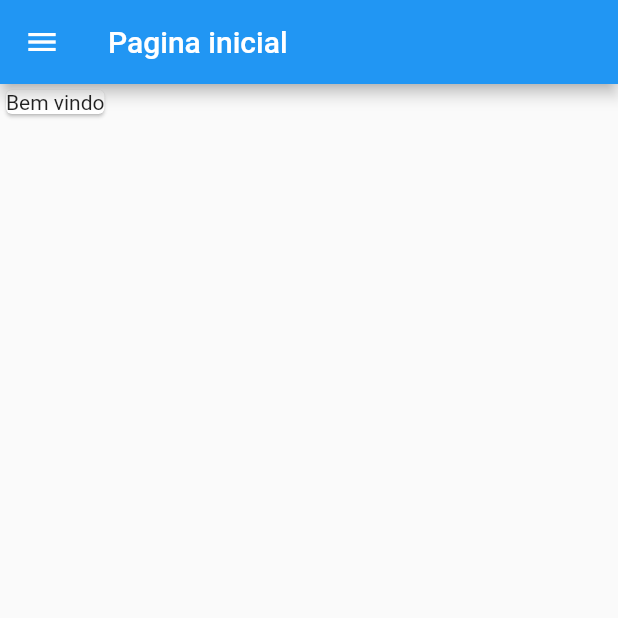
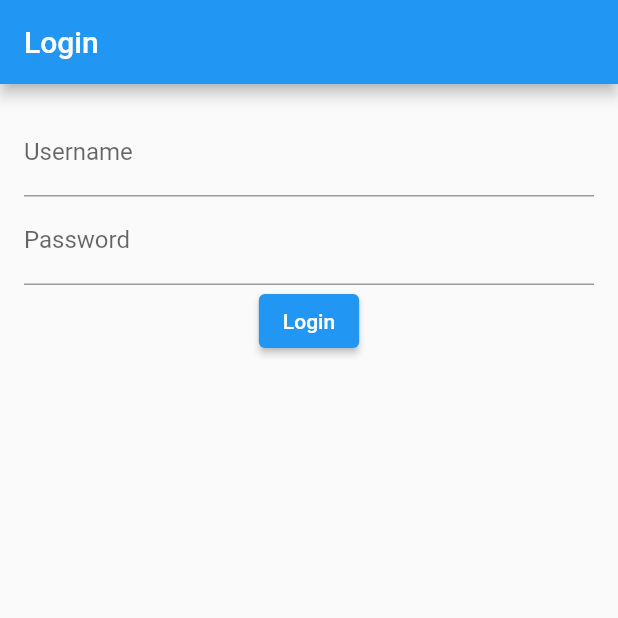
Before and after one commit to marcoslacroix/find-shares, a Flutter app: the screen it shows after launch, on a phone screen of 412 x 824 dp, the top half of it. Run offline on Flutter 3.47's test engine with Material 2 defaults, Android fonts, the phone set to English and light mode, and no system bars; generated files the repository leaves out were written again.

Commit message:
Adicionado novas paginas e login

```diff
--- /dev/null
+++ b/lib/auth.dart
@@ -0,0 +1,12 @@
+import 'package:flutter/foundation.dart';
+
+class Auth with ChangeNotifier {
+  late String _token;
+
+  String get token => _token;
+
+  set token(String value) {
+    _token = value;
+    notifyListeners();
+  }
+}
--- a/lib/company_historic.dart
+++ b/lib/company_historic.dart
@@ -1,6 +1,8 @@
 import 'package:flutter/material.dart';
 
 class CompanyHistoric extends StatefulWidget {
+  const CompanyHistoric({super.key});
+
 
   @override
   _CompanyHistoricState createState() => _CompanyHistoricState();
--- /dev/null
+++ b/lib/login.dart
@@ -0,0 +1,78 @@
+import 'package:flutter/material.dart';
+import 'package:provider/provider.dart';
+
+import 'auth.dart';
+
+class LoginPage extends StatefulWidget {
+  const LoginPage({Key? key}) : super(key: key);
+
+  @override
+  _LoginPageState createState() => _LoginPageState();
+}
+
+class _LoginPageState extends State<LoginPage> {
+  late TextEditingController _emailController;
+  late TextEditingController _passwordController;
+
+  @override
+  void initState() {
+    super.initState();
+    _emailController = TextEditingController();
+    _passwordController = TextEditingController();
+  }
+
+  @override
+  void dispose() {
+    _emailController.dispose();
+    _passwordController.dispose();
+    super.dispose();
+  }
+
+  void _handleLogin(BuildContext context) {
+    final String username = _emailController.text;
+    final String password = _passwordController.text;
+    print("username: ${username}");
+    print("password: ${password}");
+    // Perform login logic here
+
+    final auth = Provider.of<Auth>(context, listen: false);
+    auth.token = 'your_token_value_here';
+
+    // Clear the text fields
+    _emailController.clear();
+    _passwordController.clear();
+  }
+
+  @override
+  Widget build(BuildContext context) {
+    return Scaffold(
+      appBar: AppBar(
+        title: const Text('Login'),
+      ),
+      body: Padding(
+        padding: const EdgeInsets.all(16.0),
+        child: Column(
+          children: [
+            TextField(
+              controller: _emailController,
+              decoration: const InputDecoration(
+                labelText: 'Username',
+              ),
+            ),
+            TextField(
+              controller: _passwordController,
+              decoration: const InputDecoration(
+                labelText: 'Password',
+              ),
+              obscureText: true,
+            ),
+            ElevatedButton(
+              onPressed: () => _handleLogin(context),
+              child: const Text('Login'),
+            ),
+          ],
+        ),
+      ),
+    );
+  }
+}
--- a/lib/main.dart
+++ b/lib/main.dart
@@ -1,6 +1,8 @@
+import 'package:find_shares/login.dart';
 import 'package:flutter/material.dart';
 import 'package:flutter_gen/gen_l10n/app_localizations.dart';
-import 'home_page.dart';
+import 'package:provider/provider.dart';
+import 'auth.dart';
 
 void main() => runApp(const MyApp());
 
@@ -9,10 +11,13 @@ class MyApp extends StatelessWidget {
 
   @override
   Widget build(BuildContext context) {
-    return const MaterialApp(
-      localizationsDelegates: AppLocalizations.localizationsDelegates,
-      supportedLocales: AppLocalizations.supportedLocales,
-      home: HomePage(),
+    return ChangeNotifierProvider(
+      create: (_) => Auth(),
+      child: const MaterialApp(
+        localizationsDelegates: AppLocalizations.localizationsDelegates,
+        supportedLocales: AppLocalizations.supportedLocales,
+        home: LoginPage(),
+      ),
     );
   }
 }
--- a/pubspec.yaml
+++ b/pubspec.yaml
@@ -31,6 +31,7 @@ dependencies:
   flutter:
     sdk: flutter
   http: ^0.13.3
+  provider: ^6.0.0
   json_annotation: ^4.8.1
   json_serializable: ^6.7.0
 
```
Also changed, not shown: lib/american_shares.dart (added, +22 -0 lines), lib/brazil_share.dart (+9 -4 lines), lib/filter_modal.dart (+7 -7 lines), lib/home_page.dart (+21 -2 lines), lib/info_strategy.dart (added, +23 -0 lines), lib/real_estate_funds.dart (added, +23 -0 lines), lib/util/constants.dart (+5 -3 lines), pubspec.lock.
